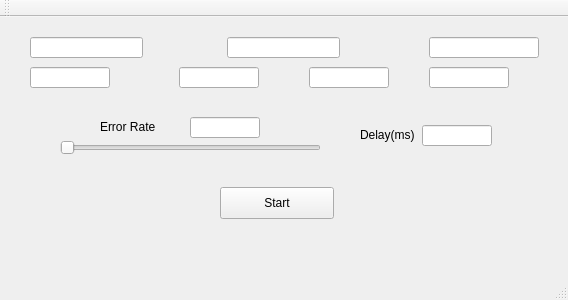
Above: C7005_Network/network.ui from Jeffrey-Chou/C7005-Project before the change. Below: the same form after it.
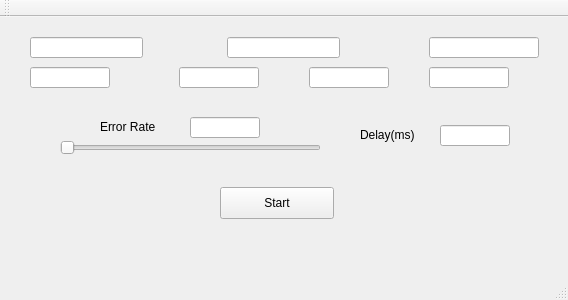
That is the form after the change.

Patch:
```diff
--- a/C7005_Network/network.ui
+++ b/C7005_Network/network.ui
@@ -184,7 +184,7 @@
      <rect>
       <x>360</x>
       <y>110</y>
-      <width>60</width>
+      <width>70</width>
       <height>16</height>
      </rect>
     </property>
@@ -195,7 +195,7 @@
    <widget class="QLineEdit" name="lineEdit_Delay">
     <property name="geometry">
      <rect>
-      <x>422</x>
+      <x>440</x>
       <y>108</y>
       <width>70</width>
       <height>21</height>
```
Left out of the diff: 2 changed lines with no effect on the pictures.
